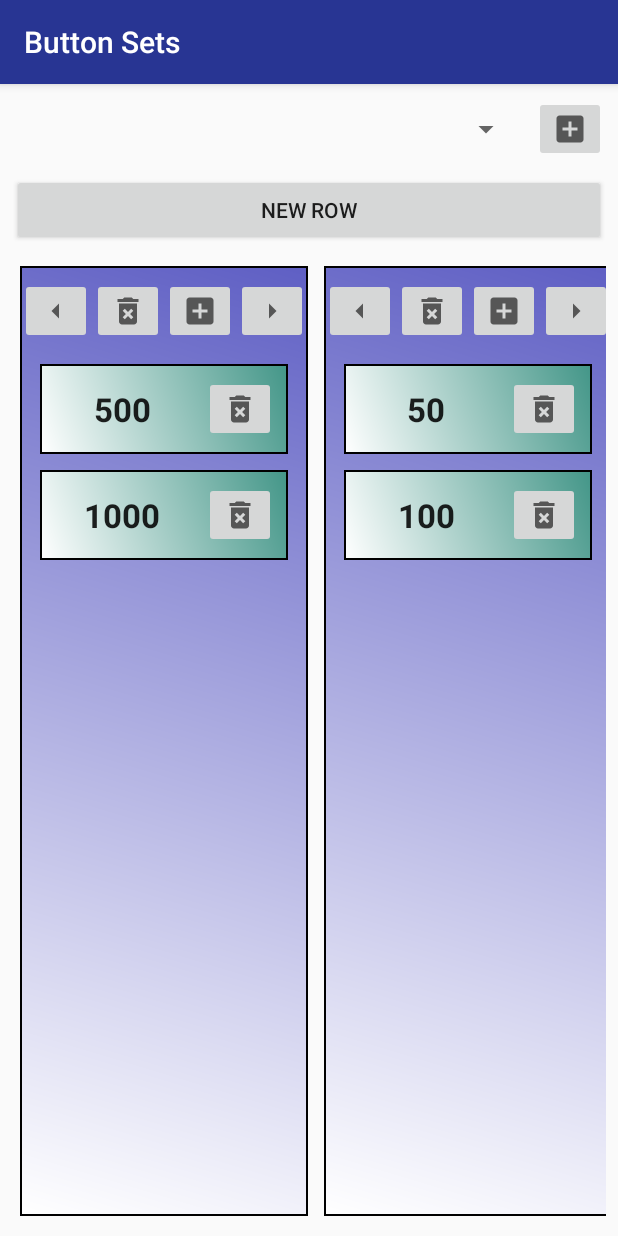
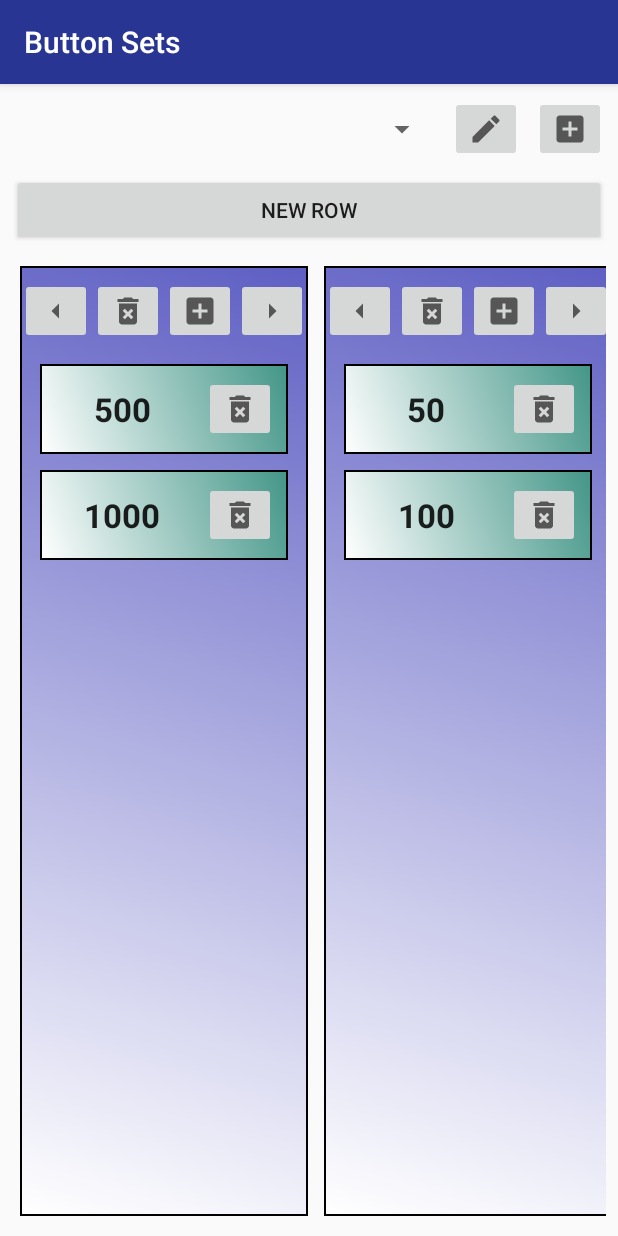
Before and after one commit to Cristichi/LifePointsCounter, an Android app: the ButtonsEditorActivity screen opened directly, with no data from a screen before it, on a phone screen of 412 x 824 dp. Run offline under Robolectric (Android 15) with nearby library versions, the phone set to English and light mode, and no system bars.

Commit message:
Editor de Botones para 1 único set

```diff
--- a/app/src/main/java/com/cristichi/lifepointscounter/ButtonsEditorActivity.java
+++ b/app/src/main/java/com/cristichi/lifepointscounter/ButtonsEditorActivity.java
@@ -33,6 +33,8 @@ public class ButtonsEditorActivity extends AppCompatActivity {
     private RecyclerViewAdapter recyclerViewAdapter;
 
     private Button btnAddRow;
+    private ImageButton btnAddSet;
+    private ImageButton btnEditName;
 
     @Override
     protected void onCreate(Bundle savedInstanceState) {
@@ -41,6 +43,8 @@ public class ButtonsEditorActivity extends AppCompatActivity {
 
         recyclerViewRows = findViewById(R.id.recyclerViewRows);
         btnAddRow = findViewById(R.id.btnAddRow);
+        btnAddSet = findViewById(R.id.btnAddSet);
+        btnEditName = findViewById(R.id.btnEditName);
 
         recyclerViewAdapter = new RecyclerViewAdapter();
 
@@ -53,6 +57,20 @@ public class ButtonsEditorActivity extends AppCompatActivity {
             @Override
             public void onClick(View v) {
                 recyclerViewAdapter.addNewRow();
+            }
+        });
+
+        btnAddSet.setOnClickListener(new View.OnClickListener() {
+            @Override
+            public void onClick(View v) {
+
+            }
+        });
+
+        btnEditName.setOnClickListener(new View.OnClickListener() {
+            @Override
+            public void onClick(View v) {
+
             }
         });
     }
--- /dev/null
+++ b/app/src/main/res/drawable/ic_edit.xml
@@ -0,0 +1,10 @@
+<vector xmlns:android="http://schemas.android.com/apk/res/android"
+        android:width="24dp"
+        android:height="24dp"
+        android:viewportWidth="24.0"
+        android:viewportHeight="24.0"
+        android:tint="?attr/colorControlNormal">
+    <path
+        android:fillColor="@android:color/white"
+        android:pathData="M3,17.25V21h3.75L17.81,9.94l-3.75,-3.75L3,17.25zM20.71,7.04c0.39,-0.39 0.39,-1.02 0,-1.41l-2.34,-2.34c-0.39,-0.39 -1.02,-0.39 -1.41,0l-1.83,1.83 3.75,3.75 1.83,-1.83z"/>
+</vector>
--- a/app/src/main/res/layout/activity_buttons_editor.xml
+++ b/app/src/main/res/layout/activity_buttons_editor.xml
@@ -14,9 +14,20 @@
         android:layout_marginTop="8dp"
         android:layout_marginEnd="8dp"
         app:layout_constraintBottom_toBottomOf="@+id/btnAddSet"
-        app:layout_constraintEnd_toStartOf="@+id/btnAddSet"
+        app:layout_constraintEnd_toStartOf="@+id/btnEditName"
         app:layout_constraintStart_toStartOf="parent"
         app:layout_constraintTop_toTopOf="parent" />
+
+    <ImageButton
+        android:id="@+id/btnEditName"
+        android:layout_width="wrap_content"
+        android:layout_height="wrap_content"
+        android:layout_marginTop="8dp"
+        android:layout_marginEnd="8dp"
+        android:contentDescription="@string/app_name"
+        app:layout_constraintEnd_toStartOf="@+id/btnAddSet"
+        app:layout_constraintTop_toTopOf="parent"
+        app:srcCompat="@drawable/ic_edit" />
 
     <ImageButton
         android:id="@+id/btnAddSet"
@@ -24,6 +35,7 @@
         android:layout_height="wrap_content"
         android:layout_marginTop="8dp"
         android:layout_marginEnd="8dp"
+        android:contentDescription="@string/app_name"
         android:src="@drawable/ic_add"
         app:layout_constraintEnd_toEndOf="parent"
         app:layout_constraintTop_toTopOf="parent" />
@@ -56,9 +68,10 @@
 
         <Button
             android:id="@+id/btnAddRow"
-            android:layout_width="wrap_content"
+            android:layout_width="0dp"
             android:layout_height="wrap_content"
             android:layout_weight="1"
+            android:contentDescription="@string/app_name"
             android:text="@string/buttons_add_row" />
 
     </LinearLayout>
```
